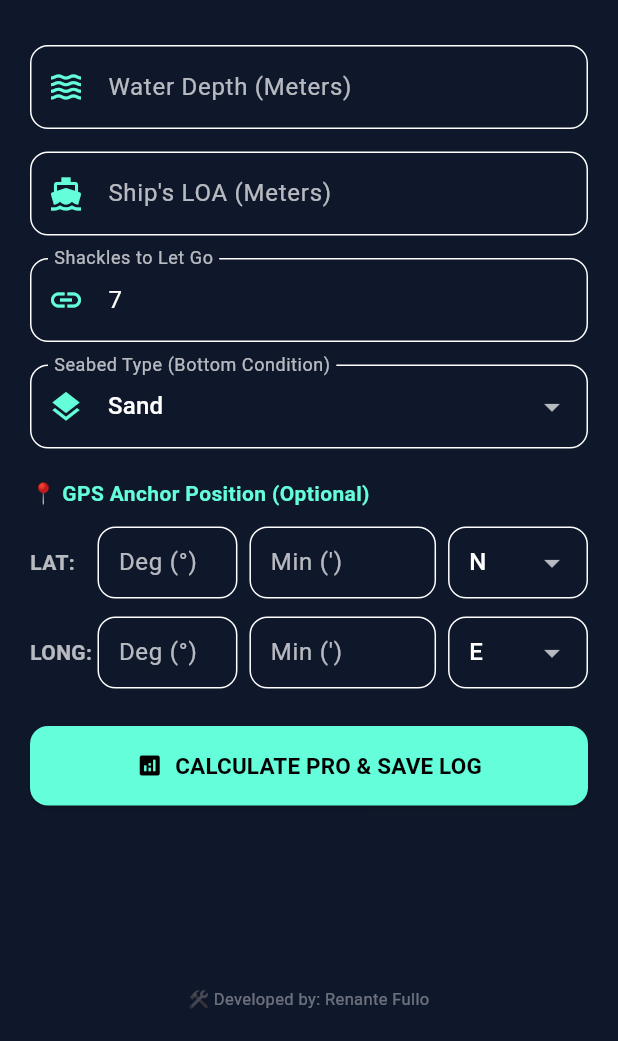
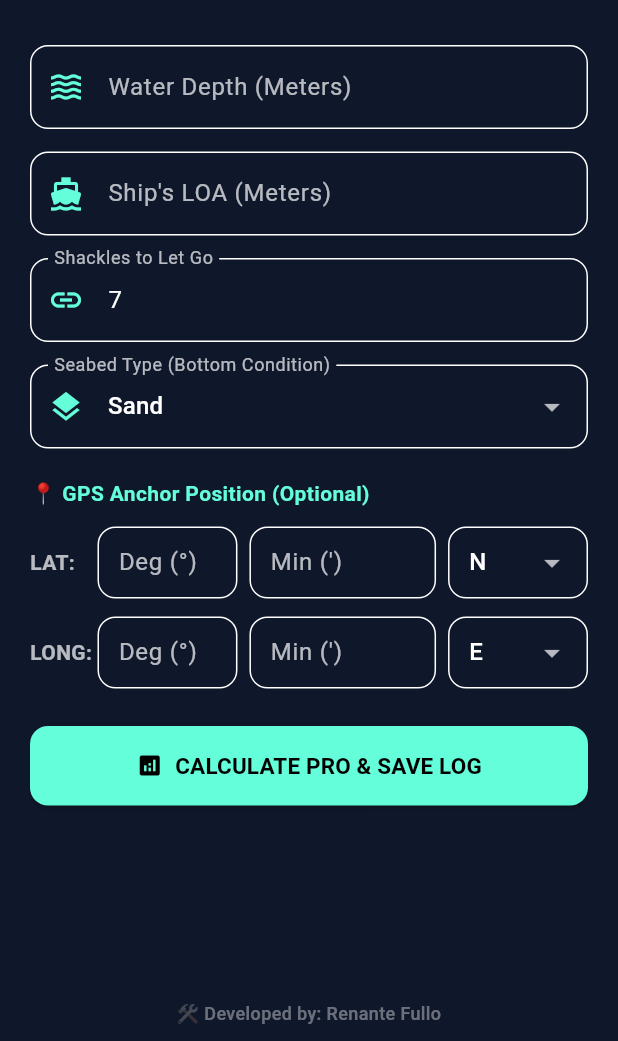
Before and after one commit to Saitama1978/Anchor-Pro, a Flutter app: the screen it shows after launch, on a phone screen of 412 x 824 dp, the part 195-1236 px from its top. Run offline on Flutter 3.47's test engine with Material 3 defaults, Android fonts, the phone set to English and light mode, and no system bars.

Commit message:
Update main.dart

```diff
--- a/lib/main.dart
+++ b/lib/main.dart
@@ -133,7 +133,6 @@ class _CalculatorTabState extends State<CalculatorTab> {
   final _loaController = TextEditingController();
   final _shacklesController = TextEditingController(text: "7");
 
-  // Mga baguhang controllers para sa detalyadong GPS input
   final _latDegController = TextEditingController();
   final _latMinController = TextEditingController();
   final _lngDegController = TextEditingController();
@@ -156,7 +155,6 @@ class _CalculatorTabState extends State<CalculatorTab> {
     double loa = double.tryParse(_loaController.text) ?? 0.0;
     double shackles = double.tryParse(_shacklesController.text) ?? 0.0;
 
-    // Pagbuo ng maayos na string format para sa GPS position logs
     String latPsn = "N/A";
     if (_latDegController.text.isNotEmpty && _latMinController.text.isNotEmpty) {
       latPsn = "${_latDegController.text}° ${_latMinController.text}' $_latDirection";
@@ -253,13 +251,11 @@ class _CalculatorTabState extends State<CalculatorTab> {
 
   @override
   Widget build(BuildContext context) {
-    return Padding(
-      padding: const EdgeInsets.all(20.0),
-      child: Column(
-        crossAxisAlignment: CrossAxisAlignment.stretch,
+    return Column(
       children: [
         Expanded(
           child: SingleChildScrollView(
+            padding: const EdgeInsets.all(20.0),
             child: Column(
               crossAxisAlignment: CrossAxisAlignment.stretch,
               children: [
@@ -306,7 +302,6 @@ class _CalculatorTabState extends State<CalculatorTab> {
                 ),
                 const SizedBox(height: 20),
 
-                  // --- BAGONG SAKOP: STRIP DOWN NG GPS NAVIGATION POSITION ARRANGE ---
                 const Text(
                   "📍 GPS Anchor Position (Optional)",
                   style: TextStyle(fontWeight: FontWeight.bold, color: Colors.tealAccent, fontSize: 14),
@@ -381,7 +376,6 @@ class _CalculatorTabState extends State<CalculatorTab> {
                     ),
                   ],
                 ),
-                  // --- TAPOS NG NAV SECTION ---
 
                 const SizedBox(height: 25),
                 ElevatedButton.icon(
@@ -446,13 +440,18 @@ class _CalculatorTabState extends State<CalculatorTab> {
             ),
           ),
         ),
-          const Text(
+        // FIXED BOTTOM FOOTER PARA HINDI MAWALA ANG SIGNATURE
+        Container(
+          width: double.infinity,
+          padding: const EdgeInsets.symmetric(vertical: 10),
+          color: const Color(0xFF0F172A),
+          child: const Text(
             '🛠️ Developed by: Renante Fullo',
             textAlign: TextAlign.center,
-            style: TextStyle(color: Colors.white38, fontSize: 11),
+            style: TextStyle(color: Colors.white38, fontSize: 12, fontWeight: FontWeight.w500),
+          ),
         ),
       ],
-      ),
     );
   }
 }
@@ -479,7 +478,10 @@ class HistoryTab extends StatelessWidget {
       );
     }
 
-    return ListView.builder(
+    return Column(
+      children: [
+        Expanded(
+          child: ListView.builder(
             padding: const EdgeInsets.all(15),
             itemCount: logs.length,
             itemBuilder: (context, index) {
@@ -544,6 +546,20 @@ class HistoryTab extends StatelessWidget {
                 ),
               );
             },
+          ),
+        ),
+        // FIXED FOOTER PATI SA HISTORY LOG TAB
+        Container(
+          width: double.infinity,
+          padding: const EdgeInsets.symmetric(vertical: 10),
+          color: const Color(0xFF0F172A),
+          child: const Text(
+            '🛠️ Developed by: Renante Fullo',
+            textAlign: TextAlign.center,
+            style: TextStyle(color: Colors.white38, fontSize: 12, fontWeight: FontWeight.w500),
+          ),
+        ),
+      ],
     );
   }
 }
```
Lines whose indentation alone changed are shown as unchanged.
